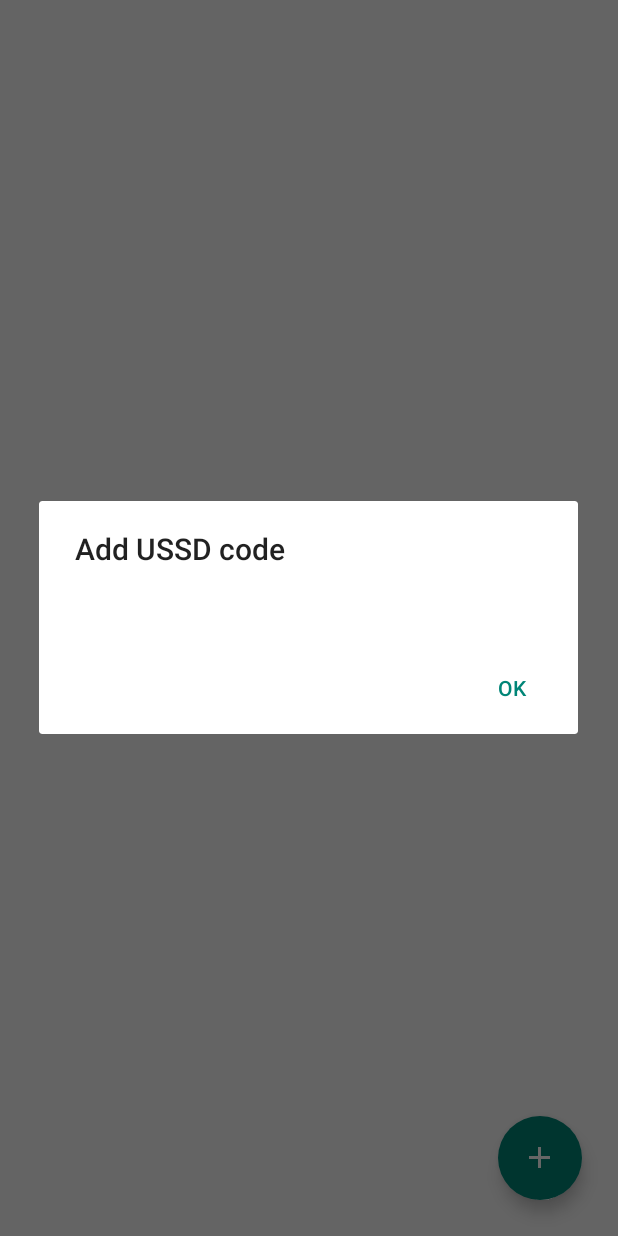
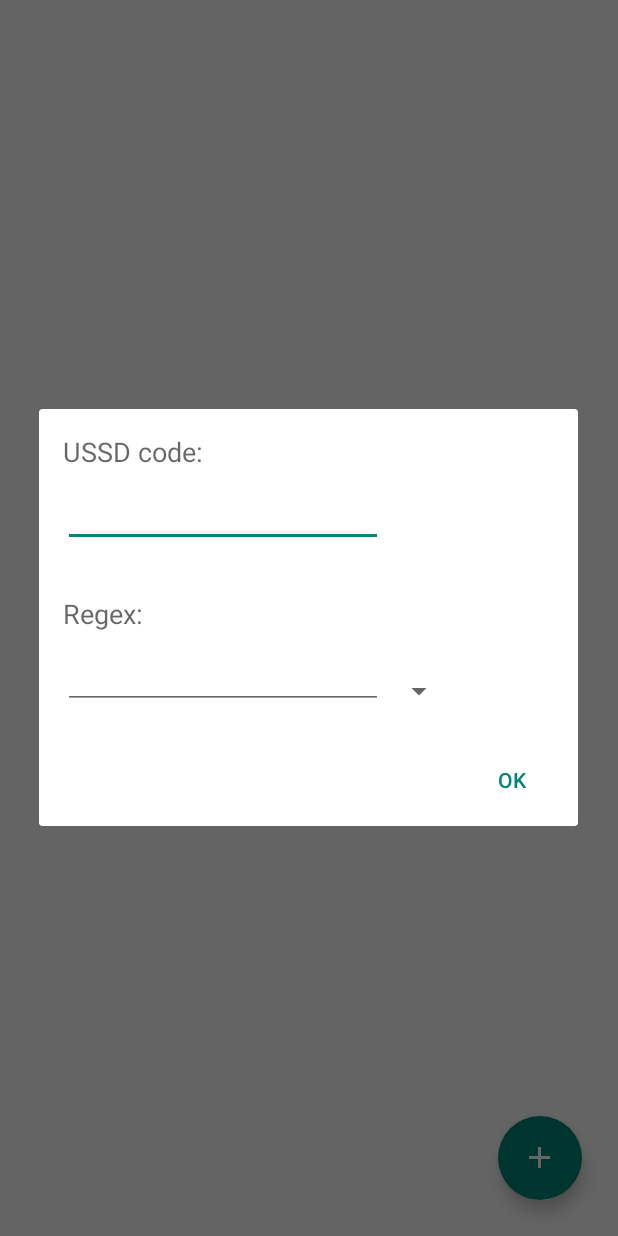
Before and after one commit to dybarsky/ussd, an Android app: the screen it shows after launch (UssdListActivity), after a tap on an icon or button, on a phone screen of 412 x 824 dp. Run offline under Robolectric (Android 15) with nearby library versions, the phone set to English and light mode, and no system bars; our stand-ins replace ButterKnife; 1 statement that could not run was skipped.

Commit message:
Implement dialog for ussd code adding

```diff
--- a/build.gradle
+++ b/build.gradle
@@ -29,6 +29,8 @@ dependencies {
 
     compile 'org.parceler:parceler-api:1.1.5'
     apt 'org.parceler:parceler:1.1.5'
+
+    compile 'com.google.guava:guava:19.0'
 }
 
 android {
--- a/src/main/java/com/tooploox/ussd/UssdListActivity.java
+++ b/src/main/java/com/tooploox/ussd/UssdListActivity.java
@@ -12,12 +12,17 @@ import android.support.v7.widget.RecyclerView;
 import android.view.LayoutInflater;
 import android.view.View;
 import android.view.ViewGroup;
+import android.widget.EditText;
+
+import com.google.common.base.Predicate;
+import com.google.common.base.Strings;
 
 import java.util.ArrayList;
 import java.util.List;
 import java.util.regex.Matcher;
 import java.util.regex.Pattern;
 
+import butterknife.BindString;
 import butterknife.BindView;
 import butterknife.ButterKnife;
 
@@ -65,11 +70,18 @@ public class UssdListActivity extends AppCompatActivity {
 
         @BindView(R.id.button_add)
         FloatingActionButton fab;
+
+        @BindString(R.string.empty_result)
+        String emptyResult;
     }
 
 
     class DialogVies {
+        @BindView(R.id.dialog_et_ussd_query)
+        EditText etUssdQuery;
 
+        @BindView(R.id.dialog_et_regex)
+        EditText etRegex;
     }
 
 
@@ -96,7 +108,6 @@ public class UssdListActivity extends AppCompatActivity {
         AlertDialog dialog = new AlertDialog.Builder(this)
                 .setView(R.layout.dialog)
                 .setCancelable(true)
-                .setTitle(R.string.add_ussd)
                 .setPositiveButton(android.R.string.ok, (d, which) -> {
                     d.dismiss();
                     onDialogDoneButtonClicked(dv);
@@ -111,17 +122,20 @@ public class UssdListActivity extends AppCompatActivity {
         Matcher matcher = Pattern
                 .compile(ussd.getRegex())
                 .matcher(ussd.getResponse());
-        return matcher.matches()
+        return matcher.find()
                 ? matcher.group()
-                : "-";
+                : av.emptyResult;
     }
 
     public void onDialogDoneButtonClicked(DialogVies dv) {
+        Predicate<EditText> etPredicate = et -> et.getText() == null || Strings.isNullOrEmpty(et.getText().toString());
+        if (etPredicate.apply(dv.etRegex) || etPredicate.apply(dv.etUssdQuery))
+            return;
+
         Ussd ussd = new Ussd();
-        ussd.setCode("*101#");
-        ussd.setRegex("\\d+.\\d+");
-        ussd.setResponse("Stan Twojego konta wynosi 24.56");
-        ussd.setResult(match(ussd));
+        ussd.setCode(dv.etUssdQuery.getText().toString());
+        ussd.setRegex(dv.etRegex.getText().toString());
+        ussd.setResult(av.emptyResult);
 
         adapter.data.add(ussd);
         adapter.notifyDataSetChanged();
--- a/src/main/res/layout/dialog.xml
+++ b/src/main/res/layout/dialog.xml
@@ -1,11 +1,67 @@
 <?xml version="1.0" encoding="utf-8"?>
-<RelativeLayout
+<LinearLayout
     xmlns:android="http://schemas.android.com/apk/res/android"
     xmlns:app="http://schemas.android.com/apk/res-auto"
     xmlns:tools="http://schemas.android.com/tools"
     android:layout_width="match_parent"
     android:layout_height="match_parent"
+    android:orientation="vertical"
     tools:context=".UssdListActivity">
 
+    <RelativeLayout
+        android:layout_width="match_parent"
+        android:layout_height="wrap_content"
+        android:layout_margin="@dimen/dialog_row_margin">
 
-</RelativeLayout>
+        <TextView
+            android:id="@+id/dialog_tv_ussd_code"
+            android:layout_width="wrap_content"
+            android:layout_height="wrap_content"
+            android:textAppearance="?android:attr/textAppearanceMedium"
+            android:text="@string/ussd_code"
+            />
+
+        <EditText
+            android:id="@+id/dialog_et_ussd_query"
+            android:layout_width="wrap_content"
+            android:layout_height="wrap_content"
+            android:layout_below="@id/dialog_tv_ussd_code"
+            android:layout_marginTop="@dimen/dialog_et_margin_top"
+            android:inputType="phone"
+            android:ems="10"
+            />
+    </RelativeLayout>
+
+    <RelativeLayout
+        android:layout_width="match_parent"
+        android:layout_height="wrap_content"
+        android:layout_margin="@dimen/dialog_row_margin">
+
+        <TextView
+            android:id="@+id/dialog_tv_regex"
+            android:layout_width="wrap_content"
+            android:layout_height="wrap_content"
+            android:textAppearance="?android:attr/textAppearanceMedium"
+            android:text="@string/regex"
+            />
+
+        <EditText
+            android:id="@+id/dialog_et_regex"
+            android:layout_width="wrap_content"
+            android:layout_height="wrap_content"
+            android:layout_below="@id/dialog_tv_regex"
+            android:layout_marginTop="@dimen/dialog_et_margin_top"
+            android:ems="10"
+            />
+
+        <android.support.v7.widget.AppCompatSpinner
+            android:id="@+id/dialog_sp_codes"
+            android:layout_width="wrap_content"
+            android:layout_height="wrap_content"
+            android:layout_toRightOf="@id/dialog_et_regex"
+            android:layout_alignBottom="@id/dialog_et_regex"
+            />
+
+    </RelativeLayout>
+
+</LinearLayout>
--- a/src/main/res/values/dimens.xml
+++ b/src/main/res/values/dimens.xml
@@ -5,5 +5,7 @@
     <dimen name="list_item_height">48dp</dimen>
     <dimen name="list_item_padding">16dp</dimen>
     <dimen name="list_margin">4dp</dimen>
+    <dimen name="dialog_row_margin">16dp</dimen>
+    <dimen name="dialog_et_margin_top">6dp</dimen>
 
 </resources>
--- a/src/main/res/values/strings.xml
+++ b/src/main/res/values/strings.xml
@@ -1,5 +1,7 @@
 <?xml version="1.0" encoding="utf-8"?>
 <resources>
     <string name="app_name">USSD demo</string>
-    <string name="add_ussd">Add USSD code</string>
+    <string name="ussd_code">USSD code:</string>
+    <string name="regex">Regex:</string>
+    <string name="empty_result">--</string>
 </resources>
```
